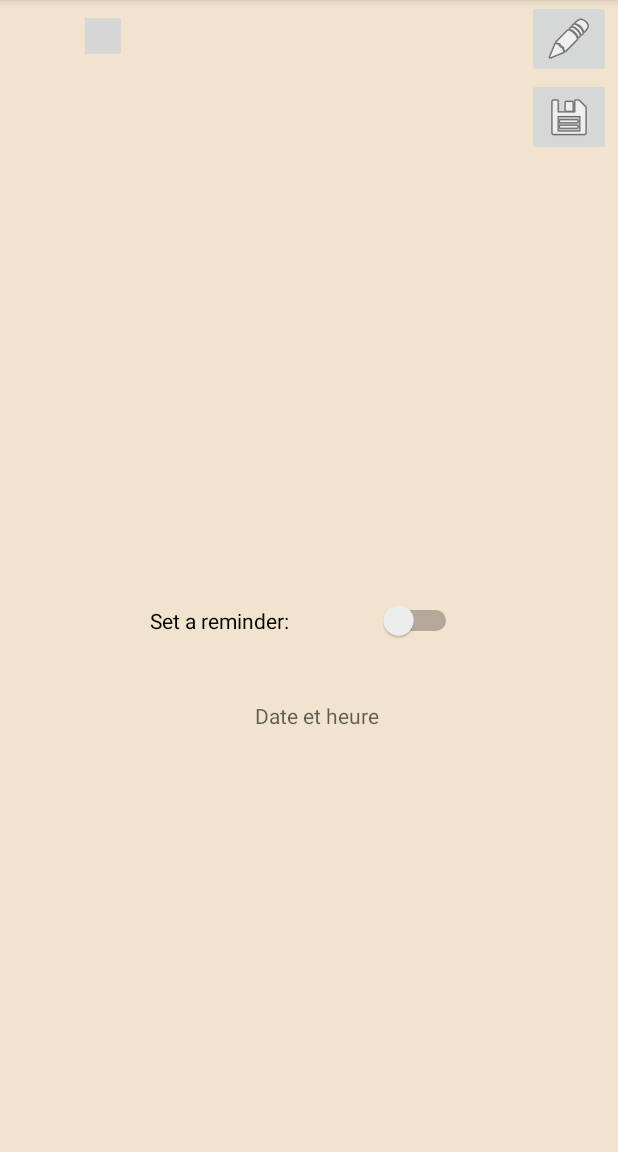
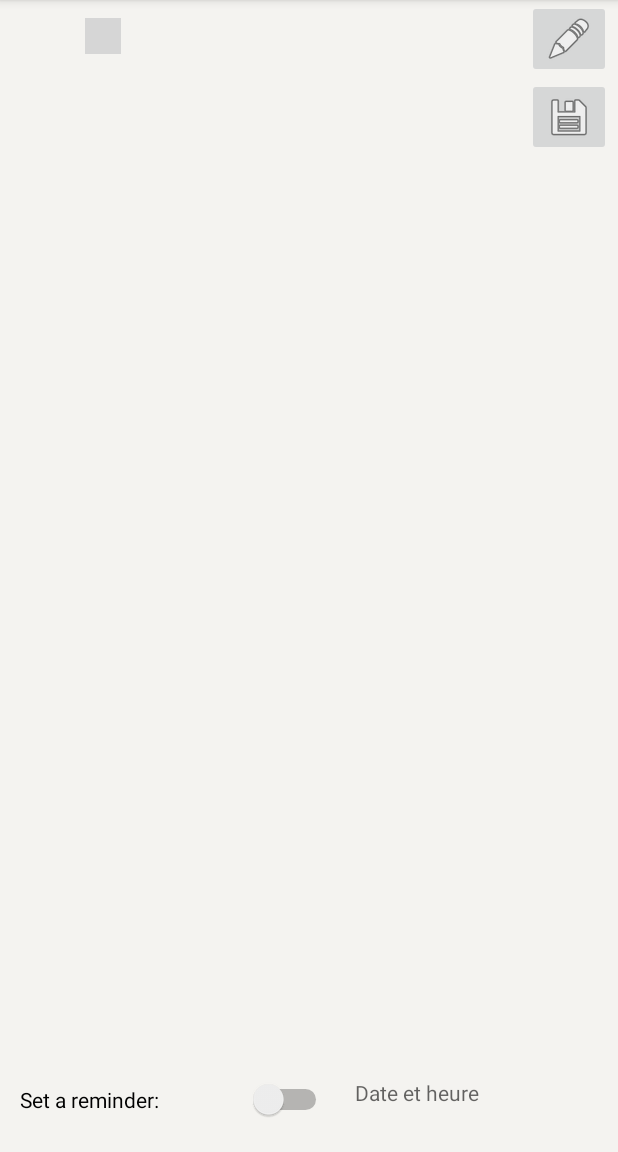
Before and after one commit to IMagwaI/Memo-app, an Android app: the fragment AddDrawFragment placed in its activity, on a phone screen of 412 x 824 dp, the part 84-1236 px from its top. Run offline under Robolectric (Android 15) with nearby library versions, the phone set to English and light mode, and no system bars; libraries missing offline, so code that uses them is left out: dev.sasikanth.colorsheet; 1 statement that could not run was skipped; grey boxes are pictures that could not be loaded.

Commit message:
modify draw fragment

```diff
--- a/app/src/main/res/layout/fragment_add_draw.xml
+++ b/app/src/main/res/layout/fragment_add_draw.xml
@@ -27,12 +27,17 @@
             android:layout_height="wrap_content"
             app:srcCompat="@android:drawable/ic_menu_save" />
     </LinearLayout>
+
     <Switch
         android:id="@+id/switch1"
         android:layout_width="208dp"
         android:layout_height="wrap_content"
+        android:layout_alignParentStart="true"
+        android:layout_alignParentBottom="true"
+        android:layout_marginStart="13dp"
         android:layout_marginLeft="100dp"
         android:layout_marginTop="400dp"
+        android:layout_marginBottom="21dp"
         android:switchMinWidth="56dp"
         android:text="Set a reminder:"
         android:textOff="OFF"
@@ -42,11 +47,11 @@
         android:id="@+id/textReminder"
         android:layout_width="159dp"
         android:layout_height="40dp"
-        android:layout_above="@+id/saveButton"
-        android:layout_below="@+id/switch1"
+        android:layout_alignParentBottom="true"
+        android:layout_marginStart="15dp"
         android:layout_marginLeft="170dp"
-        android:layout_marginTop="40dp"
-        android:layout_marginBottom="51dp"
+        android:layout_marginBottom="9dp"
+        android:layout_toEndOf="@+id/switch1"
         android:clickable="true"
         android:hint="Date et heure"
         android:inputType="none" />
--- a/app/src/main/res/values/colors.xml
+++ b/app/src/main/res/values/colors.xml
@@ -3,7 +3,7 @@
     <color name="colorPrimary">#A87C3B</color>
     <color name="colorPrimaryDark">#0C0A06</color>
     <color name="colorAccent">#03DAC5</color>
-    <color name="colorBackground">#F1E3CE</color>
+    <color name="colorBackground">#F4F3F0</color>
     <color name="colorPaint">#0C0A86</color>
     <color name="gray">#d4d3d3</color>
     <color name="white">#FFFFFF</color>
```
